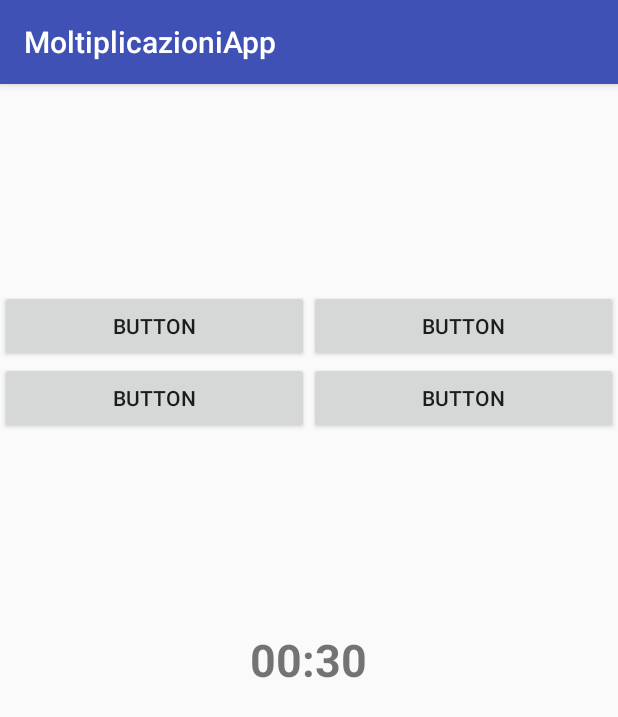
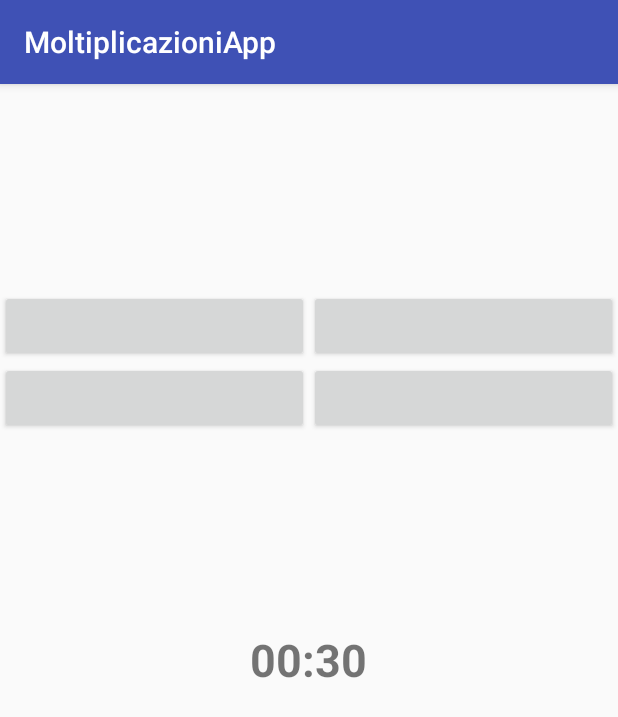
Before and after one commit to kastaldi/MoltiplicazioniApp, an Android app: the screen it shows after launch (MainActivity), on a phone screen of 412 x 824 dp. Shown: the top 717 px of the screen. Run offline under Robolectric (Android 15) with nearby library versions, the phone set to English and light mode, and no system bars.

Commit message:
aggiunto commento e sistemato layout

```diff
--- a/app/build.gradle
+++ b/app/build.gradle
@@ -4,7 +4,7 @@ android {
     compileSdkVersion 27
     defaultConfig {
         applicationId "com.mc74.moltiplicazioniapp"
-        minSdkVersion 17
+        minSdkVersion 25
         targetSdkVersion 27
         versionCode 1
         versionName "1.0"
@@ -16,10 +16,12 @@ android {
             proguardFiles getDefaultProguardFile('proguard-android.txt'), 'proguard-rules.pro'
         }
     }
+    productFlavors {
+    }
 }
 
 dependencies {
-    implementation fileTree(dir: 'libs', include: ['*.jar'])
+    implementation fileTree(include: ['*.jar'], dir: 'libs')
     implementation 'com.android.support:appcompat-v7:27.1.1'
     implementation 'com.android.support.constraint:constraint-layout:1.1.0'
     testImplementation 'junit:junit:4.12'
--- a/app/src/main/java/com/mc74/moltiplicazioniapp/MainActivity.java
+++ b/app/src/main/java/com/mc74/moltiplicazioniapp/MainActivity.java
@@ -99,6 +99,7 @@ public class MainActivity extends AppCompatActivity {
 
     private void setTextButton(List<Integer> list)
     {
+        // prepara le risposte dei bottoni
         bRisp1.setText(String.valueOf(list.get(0)));
         bRisp2.setText(String.valueOf(list.get(1)));
         bRisp3.setText(String.valueOf(list.get(2)));
--- a/app/src/main/res/layout/activity_main.xml
+++ b/app/src/main/res/layout/activity_main.xml
@@ -24,6 +24,7 @@
      android:layout_centerHorizontal="true"
      android:layout_marginTop="100dp">
 
+
   <TableRow
       android:layout_width="match_parent"
       android:layout_height="match_parent">
@@ -32,17 +33,15 @@
        android:id="@+id/bRisp1"
        android:layout_width="wrap_content"
        android:layout_height="wrap_content"
-       android:text="Button"
        android:layout_weight="1"
-       android:onClick="rispostaClick"/>
+       android:onClick="rispostaClick" />
 
    <Button
        android:id="@+id/bRisp2"
        android:layout_width="wrap_content"
        android:layout_height="wrap_content"
-       android:text="Button"
-       android:onClick="rispostaClick"
-       android:layout_weight="1"/>
+       android:layout_weight="1"
+       android:onClick="rispostaClick" />
   </TableRow>
 
   <TableRow
@@ -53,31 +52,28 @@
        android:id="@+id/bRisp3"
        android:layout_width="wrap_content"
        android:layout_height="wrap_content"
-       android:text="Button"
-       android:onClick="rispostaClick"
-       android:layout_weight="1"/>
+       android:layout_weight="1"
+       android:onClick="rispostaClick" />
 
    <Button
        android:id="@+id/bRisp4"
        android:layout_width="wrap_content"
        android:layout_height="wrap_content"
-       android:text="Button"
-       android:onClick="rispostaClick"
-       android:layout_weight="1"/>
+       android:layout_weight="1"
+       android:onClick="rispostaClick" />
   </TableRow>
 
  </TableLayout>
 
  <TextView
+     android:id="@+id/timer"
      android:layout_width="wrap_content"
      android:layout_height="wrap_content"
      android:layout_centerHorizontal="true"
      android:layout_centerVertical="true"
+     android:text="@string/timer"
      android:textSize="30sp"
-     android:id="@+id/timer"
-     android:text="00:30"
-     android:textStyle="bold"
-     />
+     android:textStyle="bold" />
 
  <TextView
      android:layout_width="wrap_content"
--- a/app/src/main/res/values/strings.xml
+++ b/app/src/main/res/values/strings.xml
@@ -1,3 +1,4 @@
 <resources>
     <string name="app_name">MoltiplicazioniApp</string>
+    <string name="timer">00:30</string>
 </resources>
```
